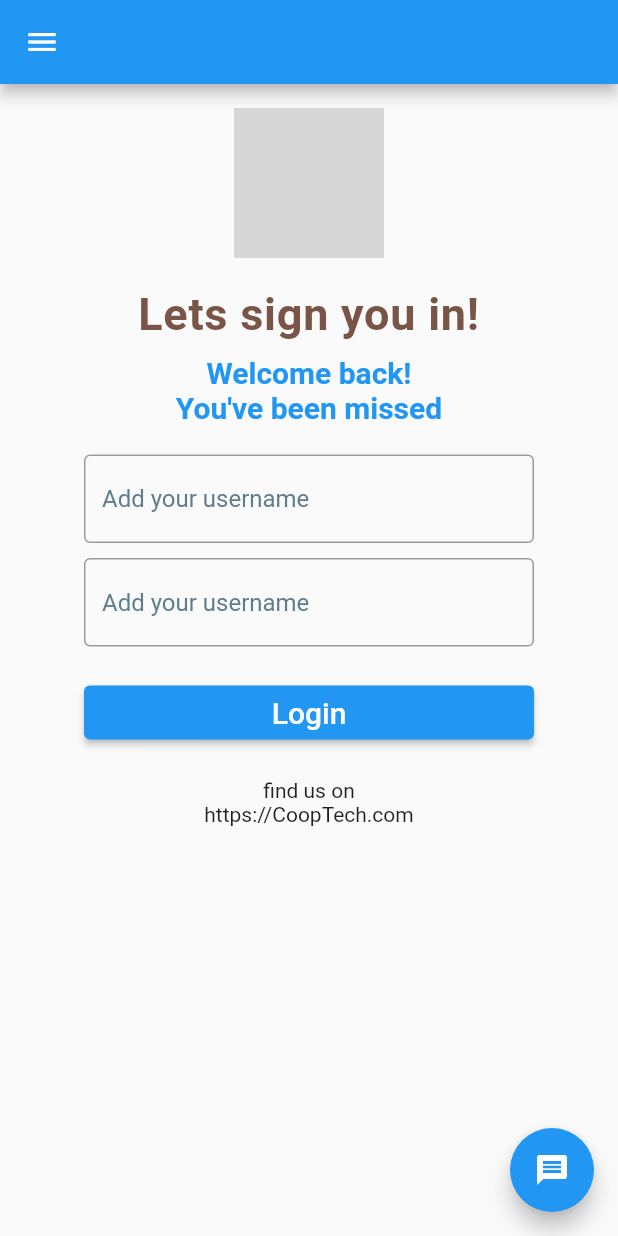
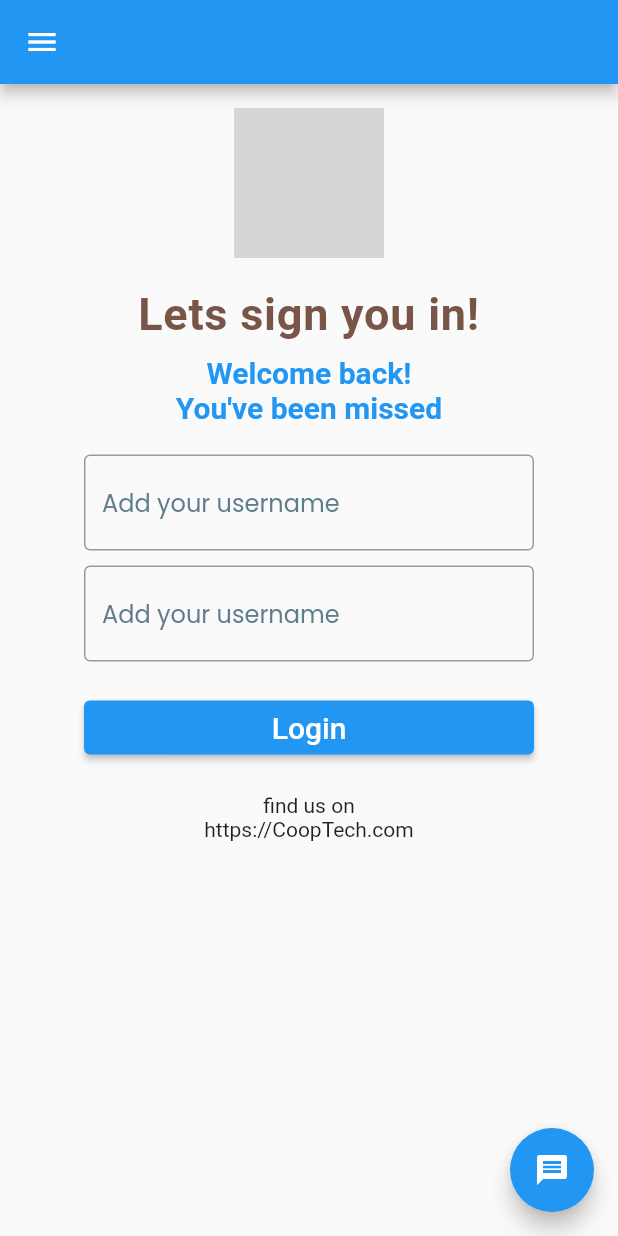
Before and after one commit to LuellSusa/Chat_App_v1, a Flutter app: the screen it shows after launch, on a phone screen of 412 x 824 dp. Run offline on Flutter 3.47's test engine with Material 2 defaults, Android fonts, the phone set to English and light mode, and no system bars; our stand-ins replace google_fonts; network calls fail; grey boxes are pictures that could not be loaded.

Commit message:
Exploring pub.dev

```diff
--- a/lib/utils/textfield_styles.dart
+++ b/lib/utils/textfield_styles.dart
@@ -1,5 +1,9 @@
 import 'package:flutter/material.dart';
+import 'package:google_fonts/google_fonts.dart';
+import 'dart:ui';
 
 class ThemeTextFieldStyle {
-  static TextStyle loginTextFieldStyle = TextStyle(color: Colors.blueGrey);
+  static TextStyle loginTextFieldStyle = GoogleFonts.poppins(
+    textStyle: TextStyle(color: Colors.blueGrey),
+  );
 }
```
Also changed, not shown: pubspec.yaml (+8 -1 lines), pubspec.lock, 1 other file.
